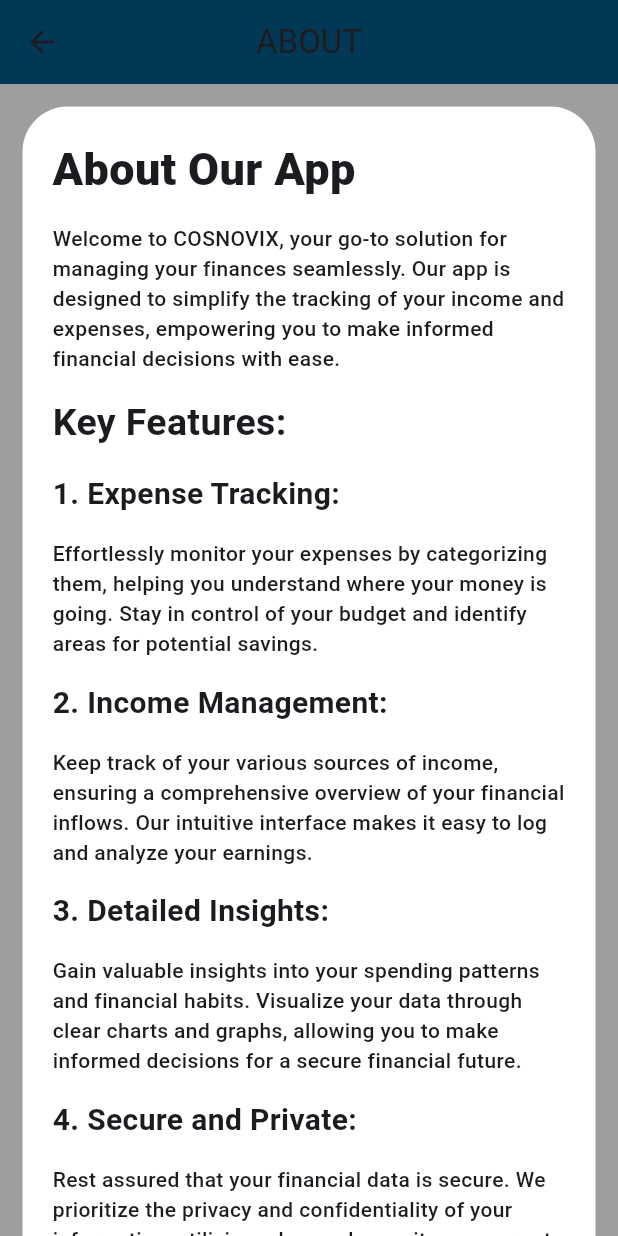
After one commit to adnan-vk/EXP_INC_MINI, a Flutter app: the About screen opened directly, on a phone screen of 412 x 824 dp. The commit adds this screen. Run offline on Flutter 3.47's test engine with Material 3 defaults, Android fonts, the phone set to English and light mode, and no system bars; our stand-ins replace fl_chart, google_nav_bar, hive_flutter, shared_preferences; accounts and stored records are empty.

Commit message:
about added

```diff
--- /dev/null
+++ b/lib/screens/about.dart
@@ -0,0 +1,92 @@
+import 'package:flutter/material.dart';
+
+class About extends StatefulWidget {
+  const About({super.key});
+
+  @override
+  State<About> createState() => _AboutState();
+}
+
+class _AboutState extends State<About> {
+  @override
+  Widget build(BuildContext context) {
+    return Scaffold(
+      appBar: AppBar(
+        centerTitle: true,
+        title: Text("ABOUT"),
+        backgroundColor: const Color.fromARGB(255, 1, 56, 86),
+      ),
+      body: SingleChildScrollView(
+        scrollDirection: Axis.vertical,
+        child: Container(
+          padding: EdgeInsets.all(15),
+          color: Colors.grey,
+          child: Column(
+            children: [
+              Container(
+                decoration: BoxDecoration(
+                  color: Colors.white,
+                  borderRadius: BorderRadius.circular(30)
+                ),
+                padding: EdgeInsets.all(20),
+
+                child: const Column(
+                  crossAxisAlignment: CrossAxisAlignment.start,
+                  children: [
+                    Text("About Our App",style: TextStyle(fontSize: 30,fontWeight: FontWeight.w800),textAlign: TextAlign.center,),
+                    SizedBox(height: 15,),
+                    Text("Welcome to COSNOVIX, your go-to solution for managing your finances seamlessly. Our app is designed to simplify the tracking of your income and expenses, empowering you to make informed financial decisions with ease.",
+                    style: TextStyle(fontWeight: FontWeight.w500),),
+                    SizedBox(height: 15,),
+                    Text("Key Features:",
+                    style: TextStyle(fontSize: 25,fontWeight: FontWeight.w600),),
+                    SizedBox(height: 15,),
+                    Text("1. Expense Tracking:",style: TextStyle(fontSize: 20,fontWeight: FontWeight.w600),),
+                    SizedBox(height: 15,),
+                    Text("Effortlessly monitor your expenses by categorizing them, helping you understand where your money is going. Stay in control of your budget and identify areas for potential savings.",
+                    style: TextStyle(fontWeight: FontWeight.w500),),
+                    SizedBox(height: 15,),
+                    Text("2. Income Management:",style: TextStyle(fontSize: 20,fontWeight: FontWeight.w600),),
+                    SizedBox(height: 15,),
+                    Text("Keep track of your various sources of income, ensuring a comprehensive overview of your financial inflows. Our intuitive interface makes it easy to log and analyze your earnings.",
+                    style: TextStyle(fontWeight: FontWeight.w500),),
+                    SizedBox(height: 15,),
+                    Text("3. Detailed Insights:",style: TextStyle(fontSize: 20,fontWeight: FontWeight.w600),),
+                    SizedBox(height: 15,),
+                    Text("Gain valuable insights into your spending patterns and financial habits. Visualize your data through clear charts and graphs, allowing you to make informed decisions for a secure financial future.",
+                    style: TextStyle(fontWeight: FontWeight.w500),),
+                    SizedBox(height: 15,),
+                    Text("4. Secure and Private:",style: TextStyle(fontSize: 20,fontWeight: FontWeight.w600),),
+                    SizedBox(height: 15,),
+                    Text("Rest assured that your financial data is secure. We prioritize the privacy and confidentiality of your information, utilizing advanced security measures to keep your data safe.",
+                    style: TextStyle(fontWeight: FontWeight.w500),),
+                    SizedBox(height: 15,),
+                    Text("Contact Us:",style: TextStyle(fontSize: 28,fontWeight: FontWeight.w800),textAlign: TextAlign.center,),
+                    SizedBox(height: 15,),
+                    Text("Have questions or feedback? We'd love to hear from you!",
+                    style: TextStyle(fontWeight: FontWeight.w500),),
+                    SizedBox(height: 25,),
+                    Text("Email: info@cosnovix.com",
+                    style: TextStyle(fontWeight: FontWeight.w500),),
+                    SizedBox(height: 15,),
+                    Text("Customer Support: www.cosnovix.com",
+                    style: TextStyle(fontWeight: FontWeight.w500),),
+                    SizedBox(height: 30,),
+                    Text("Thank you for choosing COSNOVIX to guide you on your financial journey. We're committed to helping you achieve financial success and stability.",
+                    style: TextStyle(fontWeight: FontWeight.w500),),
+                    SizedBox(height: 30,),
+                    Text("Happy budgeting!",
+                    style: TextStyle(fontWeight: FontWeight.w500),),
+                    SizedBox(height: 30,),
+                    Text("COSNOVIX Team",
+                    style: TextStyle(fontWeight: FontWeight.w500),),
+                  ],
+                ),
+              )
+            ],
+          ),
+        ),
+      ),
+    );
+  }
+}
--- a/lib/screens/add.dart
+++ b/lib/screens/add.dart
@@ -80,7 +80,6 @@ class _AddState extends State<Add> {
                           });
                         },
                         items: const [
-
                           DropdownMenuItem(
                             value: "Select type",
                             child:Text("Select type",style: TextStyle(
--- a/lib/screens/homeTab.dart
+++ b/lib/screens/homeTab.dart
@@ -77,8 +77,8 @@ class _HomeTabState extends State<HomeTab> {
                                 Text(data.discription,style: TextStyle(fontWeight: FontWeight.w600, fontSize: 20),),
                                 SizedBox(height: 10,),
                                 Text(data.date,style: TextStyle(fontWeight: FontWeight.w500),),
-                                // Text("Get the salary",style: TextStyle(fontWeight: FontWeight.w100),),
-
+                                Text(data.type,style: TextStyle(fontWeight: FontWeight.w300,
+                                color: data.type == "INCOME"? Colors.green : data.type == "EXPENCE" ? Colors.red : Colors.black,fontSize: 15),),
                               ],
                             ),
                             Column(
--- a/lib/screens/login.dart
+++ b/lib/screens/login.dart
@@ -152,7 +152,7 @@ class _LoginState extends State<Login> {
   void checklogin(BuildContext ctx)async{
   final _username = _userController.text;
   final _password = _passwordController.text;
-  if(_username == "adnan" && _password == "123"){
+  if(_username == "ADNAN" && _password == "123"){
      final _srdprf=await SharedPreferences.getInstance();
      await _srdprf.setBool(savekeyname, true);
 
--- /dev/null
+++ b/lib/screens/privacy.dart
@@ -0,0 +1,21 @@
+import 'package:flutter/material.dart';
+
+class Privacy extends StatefulWidget {
+  const Privacy({super.key});
+
+  @override
+  State<Privacy> createState() => _PrivacyState();
+}
+
+class _PrivacyState extends State<Privacy> {
+  @override
+  Widget build(BuildContext context) {
+    return Scaffold(
+      appBar: AppBar(
+        backgroundColor: const Color.fromARGB(255, 1, 56, 86),
+        centerTitle: true,
+        title: Text("PRIVACY AND SECURITY"),
+      ),
+    );
+  }
+}
--- a/lib/screens/settings.dart
+++ b/lib/screens/settings.dart
@@ -1,5 +1,7 @@
 import 'package:flutter/material.dart';
+import 'package:mini/screens/about.dart';
 import 'package:mini/screens/login.dart';
+import 'package:mini/screens/privacy.dart';
 import 'package:shared_preferences/shared_preferences.dart';
 
 class Settings extends StatefulWidget {
@@ -36,7 +38,7 @@ class _SettingsState extends State<Settings> {
                       backgroundImage: AssetImage('assets/img.jpg'),
                       radius: 40,
                     ),SizedBox(width: 15,),
-                    Text("User Name",style: TextStyle(color: Colors.red,fontSize: 20,fontWeight: FontWeight.w900),),
+                    Text("ADNAN",style: TextStyle(color: Colors.red,fontSize: 20,fontWeight: FontWeight.w900),),
                   ],
                 ),
               ),
@@ -55,6 +57,9 @@ class _SettingsState extends State<Settings> {
                 child: Column(
                   children: [
                     GestureDetector(
+                      onTap: () {
+                        Navigator.push(context, MaterialPageRoute(builder: (context)=>About()));
+                      },
                       child: const Card(
                         color: Color.fromARGB(255, 95, 91, 91),
                         child: Padding(
@@ -70,6 +75,9 @@ class _SettingsState extends State<Settings> {
                       ),
                     ),
                     GestureDetector(
+                      onTap: () {
+                        Navigator.push(context, MaterialPageRoute(builder: (context)=>Privacy()));
+                      },
                       child: const Card(
                         color: Color.fromARGB(255, 95, 91, 91),
                         child: Padding(
@@ -120,7 +128,7 @@ class _SettingsState extends State<Settings> {
     await sharedpre.clear();
 
     Navigator.of(ctx).pushAndRemoveUntil(
-        MaterialPageRoute(builder: (ctx) => const Login()), (route) => false);
+        MaterialPageRoute(builder: (ctx) => const Login()), (route) => true,);
 
   }
 }
```
Also changed, not shown: lib/db/function/function.dart (line endings or trailing spaces).
